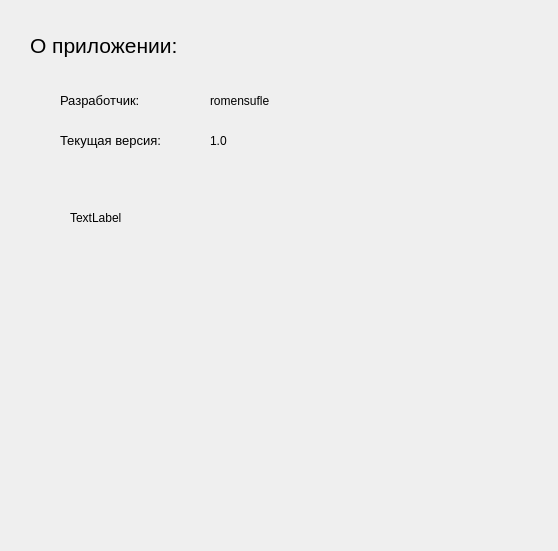
The window that uic/info.ui (romensufle/YandexProject) describes before a commit, drawn with Qt 5.
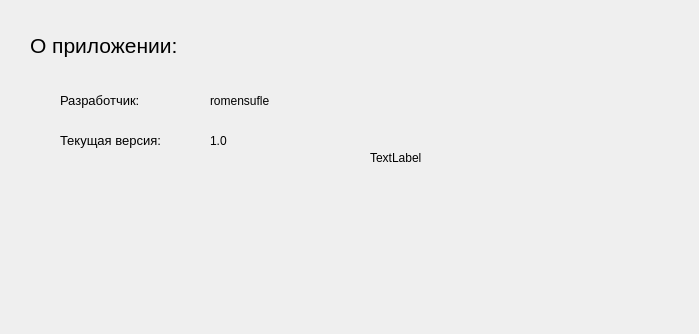
The same window after the commit.

Commit message: Info window is finally working!

```diff
--- a/uic/info.ui
+++ b/uic/info.ui
@@ -6,8 +6,8 @@
    <rect>
     <x>0</x>
     <y>0</y>
-    <width>558</width>
-    <height>551</height>
+    <width>699</width>
+    <height>334</height>
    </rect>
   </property>
   <property name="windowTitle">
@@ -96,10 +96,10 @@
   <widget class="QLabel" name="image_label">
    <property name="geometry">
     <rect>
-     <x>70</x>
-     <y>210</y>
-     <width>55</width>
-     <height>16</height>
+     <x>370</x>
+     <y>20</y>
+     <width>300</width>
+     <height>276</height>
     </rect>
    </property>
    <property name="text">
```
The commit also changes 2 other files.
